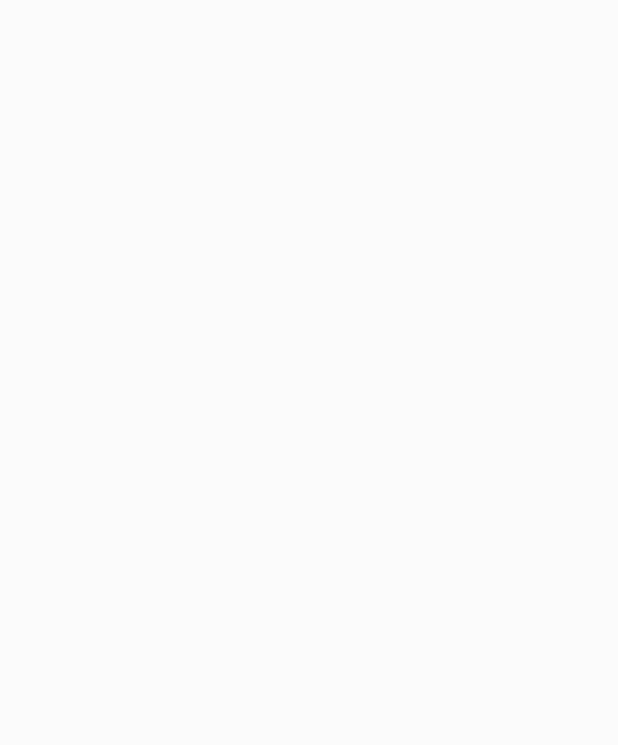
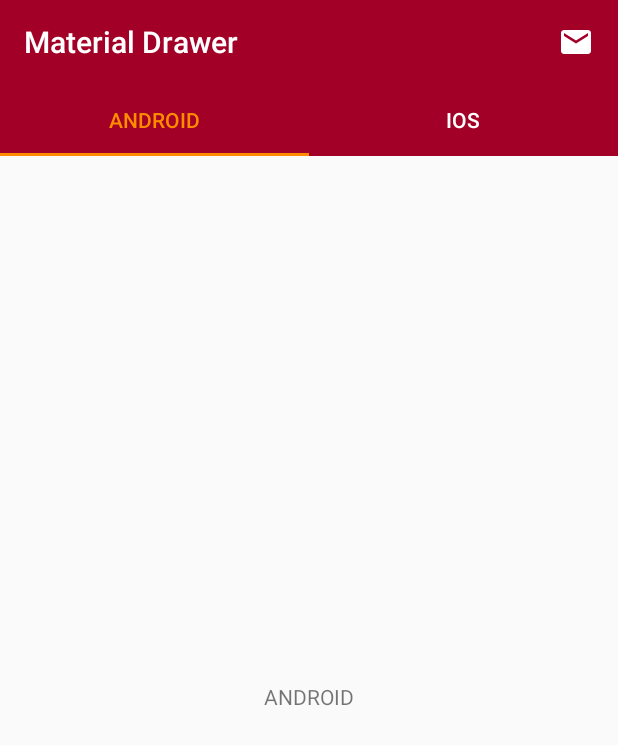
Before and after one commit to esmaeil-ahmadipour/Android_MaterialDesign, an Android app: the TwoActivity screen opened directly, with no data from a screen before it, on a phone screen of 412 x 824 dp. Before the commit the part shown is empty. Shown: the top 745 px of the screen. Run offline under Robolectric (Android 15) with nearby library versions, the phone set to English and light mode, and no system bars.

Commit message:
Commit> Add TabLayout

```diff
--- /dev/null
+++ b/app/src/main/java/ir/ea2/android_materialdesign/AndroidFragment.java
@@ -0,0 +1,18 @@
+package ir.ea2.android_materialdesign;
+
+import android.os.Bundle;
+import android.view.LayoutInflater;
+import android.view.View;
+import android.view.ViewGroup;
+import androidx.annotation.NonNull;
+import androidx.annotation.Nullable;
+import androidx.fragment.app.Fragment;
+
+public class AndroidFragment extends Fragment {
+    @Nullable
+    @Override
+    public View onCreateView(@NonNull LayoutInflater inflater, @Nullable ViewGroup container, @Nullable Bundle savedInstanceState) {
+        return inflater.inflate(R.layout.fragment_android , container , false);
+
+    }
+}
--- /dev/null
+++ b/app/src/main/java/ir/ea2/android_materialdesign/IosFragment.java
@@ -0,0 +1,17 @@
+package ir.ea2.android_materialdesign;
+
+import android.os.Bundle;
+import android.view.LayoutInflater;
+import android.view.View;
+import android.view.ViewGroup;
+import androidx.annotation.NonNull;
+import androidx.annotation.Nullable;
+import androidx.fragment.app.Fragment;
+
+public class IosFragment extends Fragment {
+    @Nullable
+    @Override
+    public View onCreateView(@NonNull LayoutInflater inflater, @Nullable ViewGroup container, @Nullable Bundle savedInstanceState) {
+        return inflater.inflate(R.layout.fragment_ios, container, false);
+    }
+}
--- a/app/src/main/java/ir/ea2/android_materialdesign/OneActivity.java
+++ b/app/src/main/java/ir/ea2/android_materialdesign/OneActivity.java
@@ -1,8 +1,12 @@
 package ir.ea2.android_materialdesign;
 
 import android.content.Context;
+import android.graphics.Color;
+import android.os.Build;
 import android.os.Bundle;
 import android.view.MenuItem;
+import android.view.Window;
+import android.view.WindowManager;
 import android.widget.ImageView;
 import android.widget.TextView;
 import android.widget.Toast;
@@ -29,6 +33,12 @@ public class OneActivity extends AppCompatActivity implements NavigationView.OnN
         super.onCreate(savedInstanceState);
         setContentView(R.layout.navigation_drawer);
         context = this;
+        if(Build.VERSION.SDK_INT >= Build.VERSION_CODES.LOLLIPOP)
+        {
+            Window window = getWindow();
+            window.addFlags(WindowManager.LayoutParams.FLAG_DRAWS_SYSTEM_BAR_BACKGROUNDS);
+            window.setStatusBarColor(Color.TRANSPARENT);
+        }
 
         setupToolbar();
         setViews();
--- a/app/src/main/java/ir/ea2/android_materialdesign/TwoActivity.java
+++ b/app/src/main/java/ir/ea2/android_materialdesign/TwoActivity.java
@@ -1,14 +1,42 @@
 package ir.ea2.android_materialdesign;
 
-import androidx.appcompat.app.AppCompatActivity;
-
+import android.graphics.Color;
 import android.os.Bundle;
 
+import com.google.android.material.tabs.TabLayout;
+
+import androidx.appcompat.app.AppCompatActivity;
+import androidx.appcompat.widget.Toolbar;
+import androidx.viewpager.widget.ViewPager;
+
 public class TwoActivity extends AppCompatActivity {
+    private Toolbar toolbar;
+    private TabLayout tabLayout;
+    private ViewPagerAdapter viewPagerAdapter;
+    private ViewPager viewPager;
+
 
     @Override
     protected void onCreate(Bundle savedInstanceState) {
         super.onCreate(savedInstanceState);
         setContentView(R.layout.activity_two);
+        setupToolbar();
+        setupTabLayout();
+    }
+
+    private void setupTabLayout() {
+        tabLayout = findViewById(R.id.ac_two_tabLayout);
+        viewPager = findViewById(R.id.ac_two_viewpager);
+        viewPagerAdapter = new ViewPagerAdapter(getSupportFragmentManager());
+        viewPagerAdapter.addItems(new AndroidFragment(), getResources().getString(R.string.tab_title_android));
+        viewPagerAdapter.addItems(new IosFragment(), getResources().getString(R.string.tab_title_ios));
+        viewPager.setAdapter(viewPagerAdapter);
+        tabLayout.setupWithViewPager(viewPager);
+    }
+
+    private void setupToolbar() {
+        toolbar = findViewById(R.id.ac_two_toolbar);
+        toolbar.setTitleTextColor(Color.WHITE);
+        setSupportActionBar(toolbar);
     }
 }
--- /dev/null
+++ b/app/src/main/java/ir/ea2/android_materialdesign/ViewPagerAdapter.java
@@ -0,0 +1,41 @@
+package ir.ea2.android_materialdesign;
+
+import java.util.ArrayList;
+import java.util.List;
+
+import androidx.annotation.NonNull;
+import androidx.annotation.Nullable;
+import androidx.fragment.app.Fragment;
+import androidx.fragment.app.FragmentManager;
+import androidx.fragment.app.FragmentPagerAdapter;
+
+public class ViewPagerAdapter extends FragmentPagerAdapter {
+    private List<Fragment> fragmentList = new ArrayList<>();
+    private List<String> titleList = new ArrayList<>();
+
+    public ViewPagerAdapter(@NonNull FragmentManager fm) {
+        super(fm);
+    }
+
+    @NonNull
+    @Override
+    public Fragment getItem(int position) {
+
+        return fragmentList.get(position);
+    }
+
+    @Override
+    public int getCount() {
+        return fragmentList.size();
+    }
+
+    @Nullable
+    @Override
+    public CharSequence getPageTitle(int position) {
+        return titleList.get(position);
+    }
+    public void addItems(Fragment fragment , String title){
+      fragmentList.add(fragment);
+      titleList.add(title);
+    }
+}
--- a/app/src/main/res/layout/activity_two.xml
+++ b/app/src/main/res/layout/activity_two.xml
@@ -5,5 +5,36 @@
     android:layout_width="match_parent"
     android:layout_height="match_parent"
     tools:context=".TwoActivity">
+    <include
+        android:id="@+id/ac_two_toolbar"
+        layout="@layout/main_toolbar"
+        app:layout_constraintEnd_toEndOf="parent"
+        app:layout_constraintTop_toTopOf="parent" />
+
+    <com.google.android.material.tabs.TabLayout
+        android:id="@+id/ac_two_tabLayout"
+        android:layout_width="0dp"
+        android:layout_height="wrap_content"
+        android:background="@color/primaryColor"
+        app:layout_constraintEnd_toEndOf="parent"
+        app:layout_constraintHorizontal_bias="0.0"
+        app:layout_constraintStart_toStartOf="parent"
+        app:layout_constraintTop_toBottomOf="@+id/ac_two_toolbar"
+        app:tabGravity="fill"
+        app:tabMode="fixed"
+        app:tabSelectedTextColor="@color/secondaryColor"
+        app:tabTextColor="@color/colorWhite">
+
+
+    </com.google.android.material.tabs.TabLayout>
+
+    <androidx.viewpager.widget.ViewPager
+        android:id="@+id/ac_two_viewpager"
+        android:layout_width="0dp"
+        android:layout_height="0dp"
+        app:layout_constraintBottom_toBottomOf="parent"
+        app:layout_constraintEnd_toEndOf="parent"
+        app:layout_constraintStart_toStartOf="parent"
+        app:layout_constraintTop_toBottomOf="@+id/ac_two_tabLayout" />
 
 </androidx.constraintlayout.widget.ConstraintLayout>
--- /dev/null
+++ b/app/src/main/res/layout/fragment_android.xml
@@ -0,0 +1,18 @@
+<?xml version="1.0" encoding="utf-8"?>
+<androidx.constraintlayout.widget.ConstraintLayout
+    xmlns:android="http://schemas.android.com/apk/res/android"
+    xmlns:app="http://schemas.android.com/apk/res-auto"
+    xmlns:tools="http://schemas.android.com/tools"
+    android:layout_width="match_parent"
+    android:layout_height="match_parent">
+
+    <TextView
+        android:id="@+id/textView"
+        android:layout_width="wrap_content"
+        android:layout_height="wrap_content"
+        android:text="@string/tab_title_android"
+        app:layout_constraintBottom_toBottomOf="parent"
+        app:layout_constraintEnd_toEndOf="parent"
+        app:layout_constraintStart_toStartOf="parent"
+        app:layout_constraintTop_toTopOf="parent" />
+</androidx.constraintlayout.widget.ConstraintLayout>
--- /dev/null
+++ b/app/src/main/res/layout/fragment_ios.xml
@@ -0,0 +1,19 @@
+<?xml version="1.0" encoding="utf-8"?>
+<androidx.constraintlayout.widget.ConstraintLayout
+    xmlns:android="http://schemas.android.com/apk/res/android"
+    xmlns:app="http://schemas.android.com/apk/res-auto"
+    xmlns:tools="http://schemas.android.com/tools"
+    android:layout_width="match_parent"
+    android:layout_height="match_parent">
+
+    <TextView
+        android:id="@+id/textView2"
+        android:layout_width="wrap_content"
+        android:layout_height="wrap_content"
+        android:text="@string/tab_title_ios"
+        app:layout_constraintBottom_toBottomOf="parent"
+        app:layout_constraintEnd_toEndOf="parent"
+        app:layout_constraintStart_toStartOf="parent"
+        app:layout_constraintTop_toTopOf="parent" />
+
+</androidx.constraintlayout.widget.ConstraintLayout>
--- a/app/src/main/res/layout/navigation_header.xml
+++ b/app/src/main/res/layout/navigation_header.xml
@@ -5,7 +5,7 @@
     android:layout_width="match_parent"
     android:layout_height="172dp"
     android:background="@color/primaryColor"
-    android:theme="@style/ThemeOverlay.AppCompat.Dark">
+    android:theme="@style/AppTheme">
 
     <ImageView
         android:id="@+id/nav_header_avatar"
--- a/app/src/main/res/values-v21/styles.xml
+++ b/app/src/main/res/values-v21/styles.xml
@@ -2,9 +2,8 @@
 <resources>
 
     <style name="AppTheme" parent="AppTheme.Base">
+        <!-- Customize your theme here. -->
+        <item name="android:statusBarColor">@color/primaryDarkColor</item>
+    </style>
 
-        <!-- Customize your theme here. -->
-        <item name="android:statusBarColor">@android:color/transparent</item>
-
-    </style>
 </resources>
--- a/app/src/main/res/values/strings.xml
+++ b/app/src/main/res/values/strings.xml
@@ -21,6 +21,9 @@
     <string name="nav_header_email">sea2fun@gmail.com</string>
     <string name="open_drawer">open</string>
     <string name="close_drawer">close</string>
+    <string name="tab_title_android">ANDROID</string>
+    <string name="tab_title_ios">IOS</string>
+
     <!--String Use In Toast's -->
     <string name="toast_select_item">Please , Select One Item</string>
 
--- a/app/src/main/res/values/styles.xml
+++ b/app/src/main/res/values/styles.xml
@@ -2,12 +2,11 @@
 
     <!-- Base application theme. -->
     <style name="AppTheme.Base" parent="Theme.AppCompat.Light.NoActionBar">
-
         <!-- Customize your theme here. -->
         <item name="colorPrimary">@color/colorPrimary</item>
         <item name="colorPrimaryDark">@color/colorPrimaryDark</item>
         <item name="colorAccent">@color/colorAccent</item>
-
     </style>
-
+    <style name="AppTheme" parent="AppTheme.Base">
+    </style>
 </resources>
```
